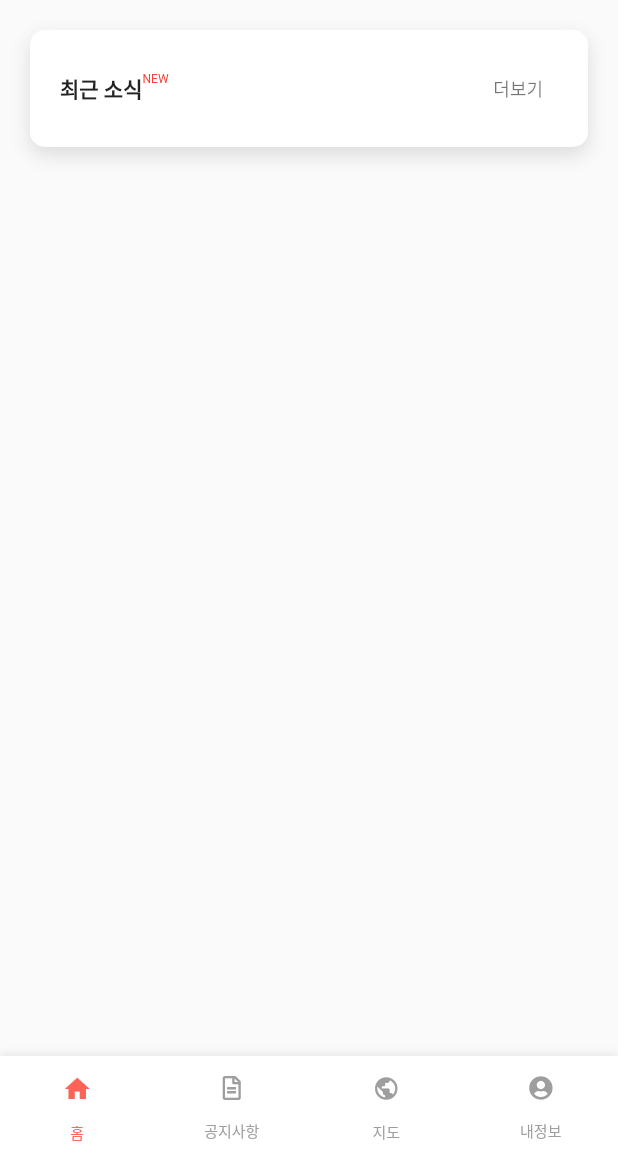
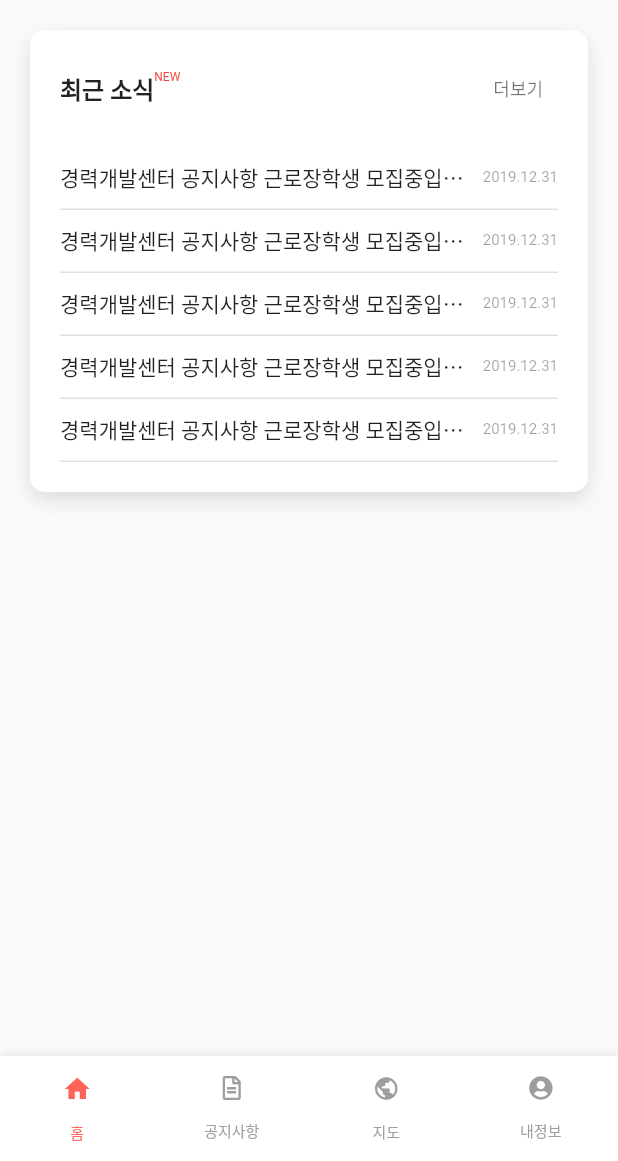
Before and after one commit to govis-2020/govis-app, a Flutter app: the DefaultLayout screen opened directly, on a phone screen of 412 x 824 dp, the part 75-1236 px from its top. Run offline on Flutter 3.47's test engine with Material 2 defaults, Android fonts, the phone set to English and light mode, and no system bars; our stand-ins replace dio, equatable, firebase_messaging, flushbar, flutter_bloc, flutter_fadein and 8 more; accounts and stored records are empty; generated files the repository leaves out were written again.

Commit message:
게시글 리스트 컴포넌트 작성

```diff
--- a/lib/common/base_list_item.dart
+++ b/lib/common/base_list_item.dart
@@ -6,6 +6,30 @@ class BaseListItem extends StatelessWidget {
 
   @override
   Widget build(BuildContext context) {
-    return Container();
+    return Container(
+      child: BaseInk(
+        onTap: () {},
+        child: Column(
+          mainAxisSize: MainAxisSize.min,
+          children: <Widget>[
+            SizedBox(height: 10),
+            Row(
+              mainAxisAlignment: MainAxisAlignment.spaceBetween,
+              children: <Widget>[
+                Expanded(
+                  child: Text(
+                    "경력개발센터 공지사항 근로장학생 모집중입니다.",
+                    overflow: TextOverflow.ellipsis,
+                  ).textColor(Colors.black87),
+                ),
+                Text("2019.12.31").fontSize(10).textColor(Colors.black38),
+              ],
+            ),
+            SizedBox(height: 10),
+            BaseDivider(padding: 0),
+          ],
+        ),
+      ),
+    );
   }
 }
--- a/lib/page/home_page.dart
+++ b/lib/page/home_page.dart
@@ -18,6 +18,7 @@ class _HomePageState extends State<HomePage> {
           SizedBox(height: 10),
           BaseCard(
             child: Column(
+              mainAxisSize: MainAxisSize.min,
               children: <Widget>[
                 Row(
                   mainAxisAlignment: MainAxisAlignment.spaceBetween,
@@ -25,10 +26,8 @@ class _HomePageState extends State<HomePage> {
                     Row(
                       crossAxisAlignment: CrossAxisAlignment.start,
                       children: <Widget>[
-                        Text("최근 소식").bold(),
+                        Text("최근 소식").bold().fontSize(16),
                         Text("NEW").fontSize(8).textColor(Colors.red),
-                        SizedBox(height: 20),
-                        BaseListItem(),
                       ],
                     ),
                     BaseInk(
@@ -38,6 +37,12 @@ class _HomePageState extends State<HomePage> {
                     )
                   ],
                 ),
+                SizedBox(height: 20),
+                BaseListItem(),
+                BaseListItem(),
+                BaseListItem(),
+                BaseListItem(),
+                BaseListItem(),
               ],
             ),
           ),
```
Also changed, not shown: lib/model/board.dart (+7 -7 lines).
